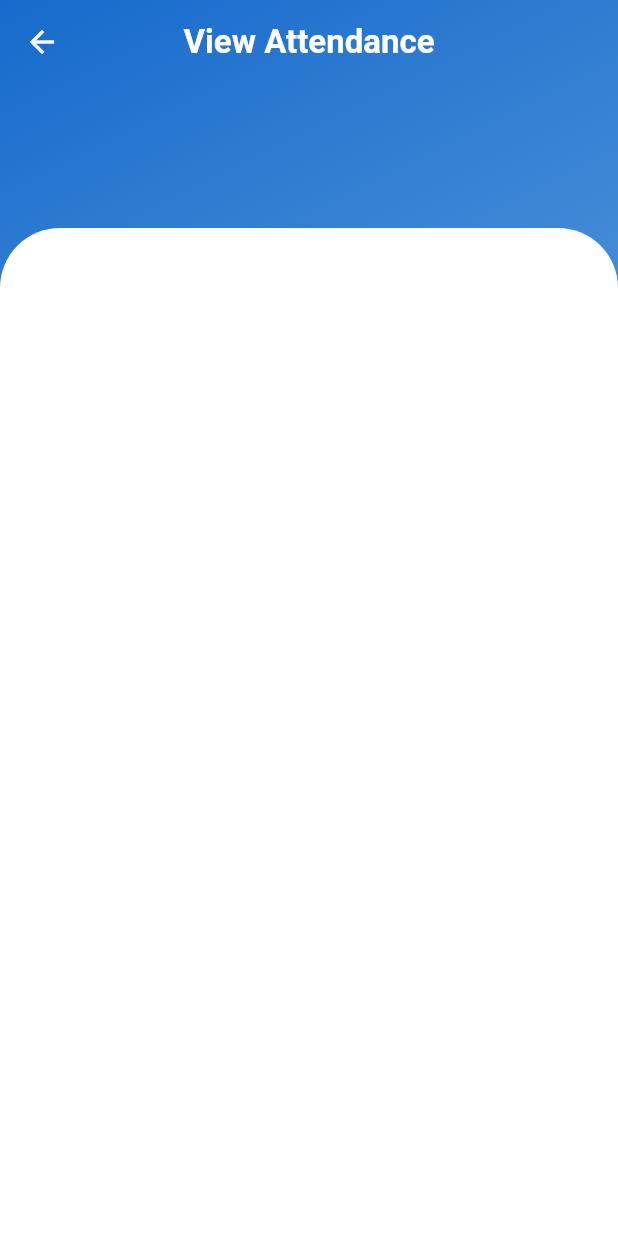
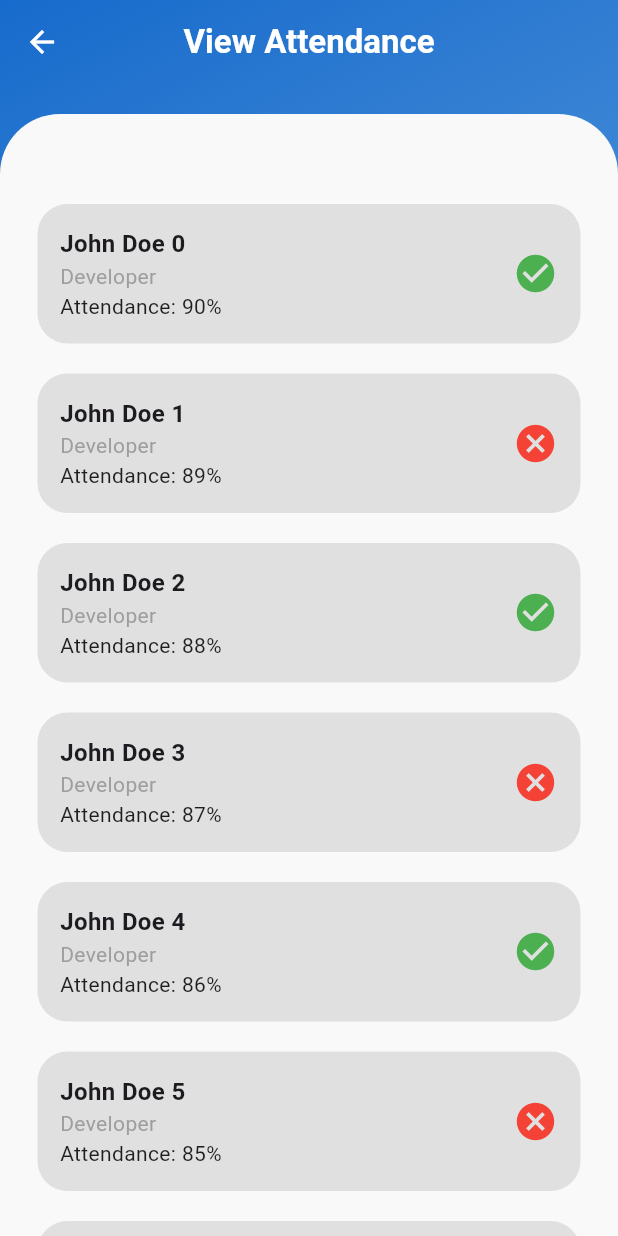
Before and after one commit to Manishrajmss13/Payroll_Management_App, a Flutter app: the ViewAttendancePage screen opened directly, on a phone screen of 412 x 824 dp. Run offline on Flutter 3.47's test engine with Material 3 defaults, Android fonts, the phone set to English and light mode, and no system bars; our stand-ins replace fl_chart.

Commit message:
overall attendance

```diff
--- a/lib/main.dart
+++ b/lib/main.dart
@@ -21,7 +21,7 @@ class MyApp extends StatelessWidget
     (
       debugShowCheckedModeBanner: false,
       title:"Payzo App",
-      home: EmployeeHome(),
+      home: AdminHome(),
     );
   }
 }
--- a/lib/screens/admin/view_attendance.dart
+++ b/lib/screens/admin/view_attendance.dart
@@ -1,6 +1,6 @@
 import 'package:flutter/material.dart';
 import 'package:payroll_system/widgets/custom_scaffold.dart';
-
+import 'package:payroll_system/screens/admin/eachemployeeatt.dart';
 class ViewAttendancePage extends StatefulWidget {
   const ViewAttendancePage({super.key});
 
@@ -12,34 +12,124 @@ class _ViewAttendancePageState extends State<ViewAttendancePage> {
   @override
   Widget build(BuildContext context) {
     return CustomScaffold(
-      apptitle: const Text("View Attendance",
+      apptitle: const Text(
+        "View Attendance",
         style: TextStyle(
           color: Colors.white,
           fontWeight: FontWeight.bold,
-          )),
+        ),
+      ),
+      child: Padding(
+        padding: const EdgeInsets.symmetric(horizontal: 0),
+        child: SingleChildScrollView(
           child: Column(
             children: [
-          const Expanded(
-            flex: 1,
-            child: SizedBox(
-              height: 10,
-            ),
-          ),
-          Expanded(
-            flex: 7,
-            child: Container(
-              padding: const EdgeInsets.fromLTRB(25.0, 50.0, 25.0, 20.0),
+              const SizedBox(
+                  height: 20), // Add gap between the app bar and the content
+              Container(
+                padding: const EdgeInsets.fromLTRB(25.0, 60.0, 25.0, 20.0),
                 decoration: const BoxDecoration(
-                color: Colors.white,
+                  color: Color.fromARGB(255, 249, 249, 249),
                   borderRadius: BorderRadius.only(
                     topLeft: Radius.circular(40.0),
                     topRight: Radius.circular(40.0),
                   ),
                 ),
+                child: ListView.builder(
+                  shrinkWrap: true,
+                  physics: const NeverScrollableScrollPhysics(),
+                  itemCount: 10,
+                  itemBuilder: (context, index) {
+                    return AttendanceCard(
+                      name: "John Doe $index",
+                      role: "Developer",
+                      attendancePercentage: "${90 - index}%",
+                      isCheckedIn: index % 2 == 0,
+                      onTap: () {
+                        Navigator.push(
+                          context,
+                          MaterialPageRoute(
+                            builder: (context) =>
+                                const EmployeeAttendancePage(),
+                          ),
+                        );
+                      },
+                    );
+                  },
                 ),
               ),
             ],
           ),
+        ),
+      ),
     );
   }
 }
+
+class AttendanceCard extends StatelessWidget {
+  final String name;
+  final String role;
+  final String attendancePercentage;
+  final bool isCheckedIn;
+  final VoidCallback onTap;
+
+  const AttendanceCard({
+    super.key,
+    required this.name,
+    required this.role,
+    required this.attendancePercentage,
+    required this.isCheckedIn,
+    required this.onTap,
+  });
+
+  @override
+  Widget build(BuildContext context) {
+    return GestureDetector(
+      onTap: onTap,
+      child: Padding(
+        padding: const EdgeInsets.only(bottom: 20.0),
+        child: Container(
+          padding: const EdgeInsets.all(15),
+          decoration: BoxDecoration(
+            color: Colors.grey[300],
+            borderRadius: BorderRadius.circular(20.0),
+          ),
+          child: Row(
+            mainAxisAlignment: MainAxisAlignment.spaceBetween,
+            children: [
+              Column(
+                crossAxisAlignment: CrossAxisAlignment.start,
+                children: [
+                  Text(
+                    name,
+                    style: const TextStyle(
+                      fontSize: 16,
+                      fontWeight: FontWeight.bold,
+                    ),
+                  ),
+                  Text(
+                    role,
+                    style: const TextStyle(
+                      color: Colors.grey,
+                    ),
+                  ),
+                  Text(
+                    "Attendance: $attendancePercentage",
+                    style: const TextStyle(
+                      color: Colors.black87,
+                    ),
+                  ),
+                ],
+              ),
+              Icon(
+                isCheckedIn ? Icons.check_circle : Icons.cancel,
+                color: isCheckedIn ? Colors.green : Colors.red,
+                size: 30,
+              ),
+            ],
+          ),
+        ),
+      ),
+    );
+  }
+}
```
Also changed, not shown: lib/screens/admin/eachemployeeatt.dart (added, +264 -0 lines). Lines whose indentation alone changed are shown as unchanged.
